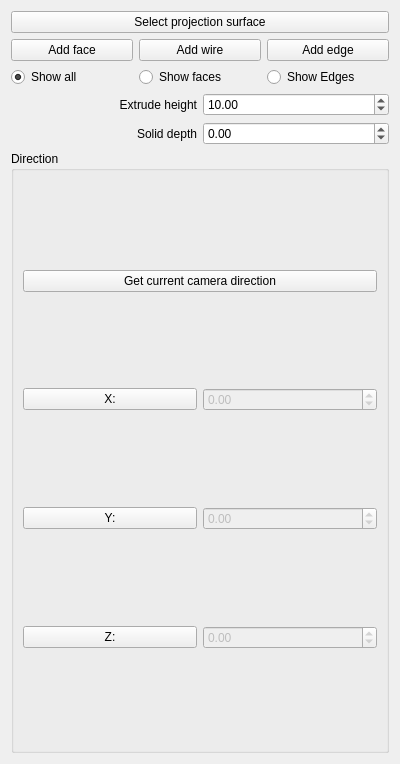
The window that src/Mod/Part/Gui/DlgProjectionOnSurface.ui (southseact-3d/fcd) describes before a commit, drawn with Qt 5.
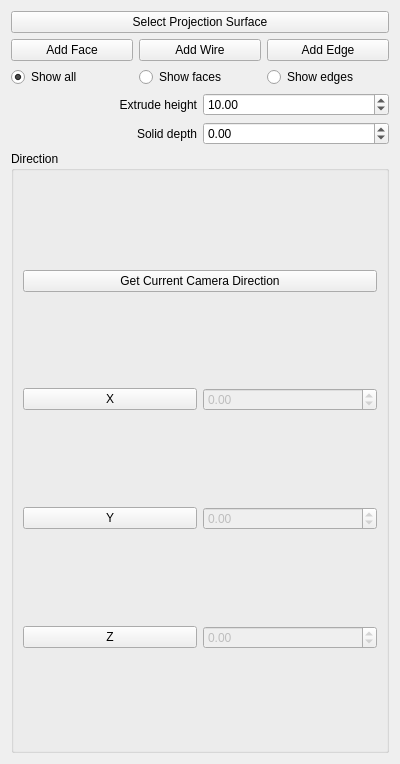
The same window after the commit.

What changed in the file:
```diff
--- a/src/Mod/Part/Gui/DlgProjectionOnSurface.ui
+++ b/src/Mod/Part/Gui/DlgProjectionOnSurface.ui
@@ -17,7 +17,7 @@
    <item>
     <widget class="QPushButton" name="pushButtonAddProjFace">
      <property name="text">
-      <string>Select projection surface</string>
+      <string>Select Projection Surface</string>
      </property>
     </widget>
    </item>
@@ -28,21 +28,21 @@
        <item>
         <widget class="QPushButton" name="pushButtonAddFace">
          <property name="text">
-          <string>Add face</string>
+          <string>Add Face</string>
          </property>
         </widget>
        </item>
        <item>
         <widget class="QPushButton" name="pushButtonAddWire">
          <property name="text">
-          <string>Add wire</string>
+          <string>Add Wire</string>
          </property>
         </widget>
        </item>
        <item>
         <widget class="QPushButton" name="pushButtonAddEdge">
          <property name="text">
-          <string>Add edge</string>
+          <string>Add Edge</string>
          </property>
         </widget>
        </item>
@@ -73,7 +73,7 @@
        <item>
         <widget class="QRadioButton" name="radioButtonEdges">
          <property name="text">
-          <string>Show Edges</string>
+          <string>Show edges</string>
          </property>
          <property name="checked">
           <bool>false</bool>
@@ -144,7 +144,7 @@
       <item>
        <widget class="QPushButton" name="pushButtonGetCurrentCamDir">
         <property name="text">
-         <string>Get current camera direction</string>
+         <string>Get Current Camera Direction</string>
         </property>
        </widget>
       </item>
@@ -153,7 +153,7 @@
         <item>
          <widget class="QPushButton" name="pushButtonDirX">
           <property name="text">
-           <string>X:</string>
+           <string>X</string>
           </property>
          </widget>
         </item>
@@ -183,7 +183,7 @@
         <item>
          <widget class="QPushButton" name="pushButtonDirY">
           <property name="text">
-           <string>Y:</string>
+           <string>Y</string>
           </property>
          </widget>
         </item>
@@ -210,7 +210,7 @@
         <item>
          <widget class="QPushButton" name="pushButtonDirZ">
           <property name="text">
-           <string>Z:</string>
+           <string>Z</string>
           </property>
          </widget>
         </item>
```
Left out of the diff: 2 changed lines with no effect on the pictures.
